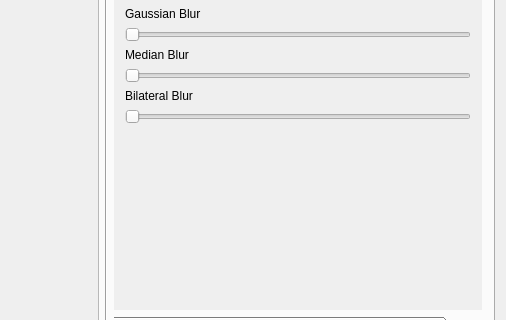
Old version of the form software/computer/client/opencv/imagelab/mainwindow.ui in the repository wercool/valter; both pictures show x 294 to 800 and y 190 to 510 of the 800 by 600 pixel window.
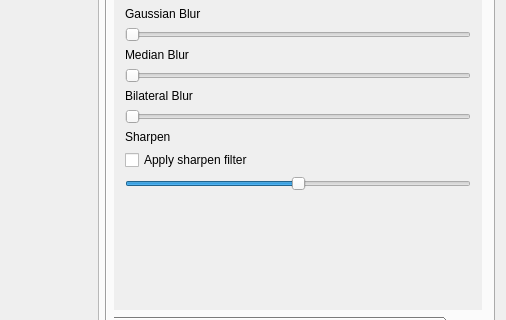
New version of the form. The open tabs and pages were chosen to show the change. Icons and pictures are not drawn.

```diff
--- a/software/computer/client/opencv/imagelab/mainwindow.ui
+++ b/software/computer/client/opencv/imagelab/mainwindow.ui
@@ -312,8 +312,8 @@
                 <rect>
                  <x>0</x>
                  <y>0</y>
-                 <width>149</width>
-                 <height>225</height>
+                 <width>164</width>
+                 <height>292</height>
                 </rect>
                </property>
                <attribute name="label">
@@ -428,6 +428,36 @@
                     </property>
                    </widget>
                   </item>
+                  <item>
+                   <widget class="QLabel" name="sharpenLabel">
+                    <property name="text">
+                     <string>Sharpen</string>
+                    </property>
+                   </widget>
+                  </item>
+                  <item>
+                   <widget class="QCheckBox" name="sharpenCheckBox">
+                    <property name="text">
+                     <string>Apply sharpen filter</string>
+                    </property>
+                   </widget>
+                  </item>
+                  <item>
+                   <widget class="QSlider" name="sharpenSlider">
+                    <property name="minimum">
+                     <number>-100</number>
+                    </property>
+                    <property name="maximum">
+                     <number>100</number>
+                    </property>
+                    <property name="pageStep">
+                     <number>1</number>
+                    </property>
+                    <property name="orientation">
+                     <enum>Qt::Horizontal</enum>
+                    </property>
+                   </widget>
+                  </item>
                   <item>
                    <spacer name="verticalSpacer_3">
                     <property name="orientation">
```
Left out of the diff: 44 changed lines with no effect on the pictures.
